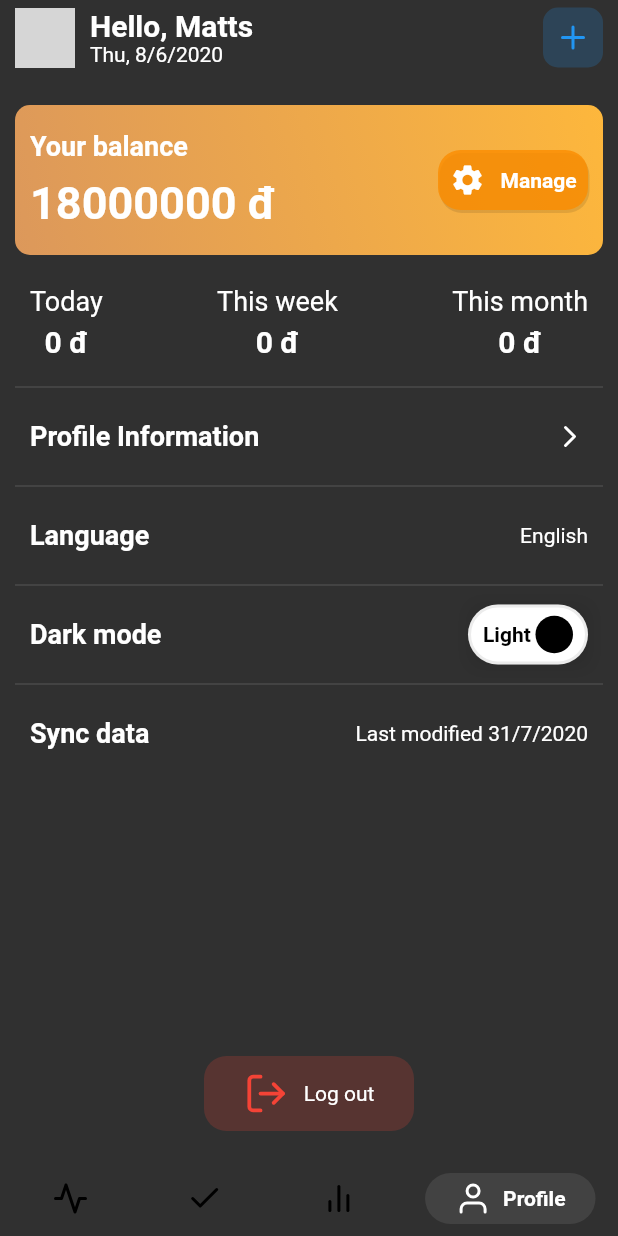
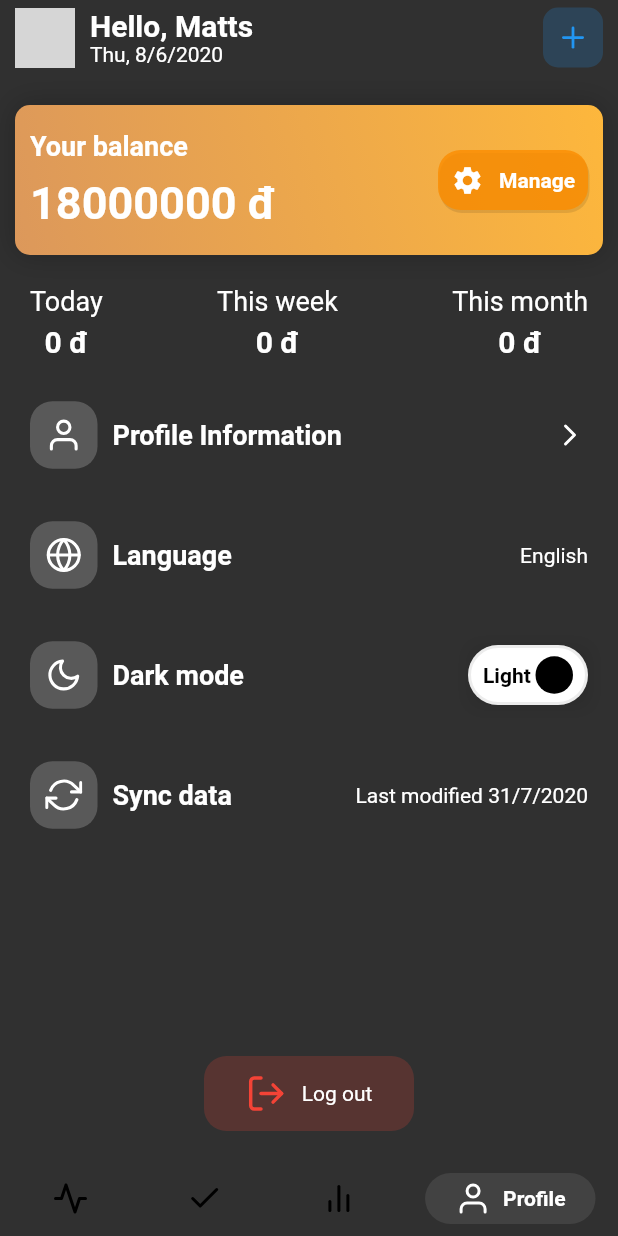
Before and after one commit to Mattstacey321/finance-app, a Flutter app: the screen it shows after launch, item 4 of the bottom bar chosen, after a tap on "Language", on a phone screen of 412 x 824 dp. Run offline on Flutter 3.47's test engine with Material 2 defaults, Android fonts, the phone set to English and light mode, and no system bars; drawn by our look-alikes of cached_network_image, google_nav_bar; our stand-ins replace bot_toast, feather_icons_flutter, flutter_map, geolocator, get, hive and 4 more; missing offline and left inert: flutter_map_marker_popup, user_location; accounts and stored records are empty; generated files the repository leaves out were written again; network calls fail; statements that could not run were skipped; grey boxes are pictures that could not be loaded.

Commit message:
add caculate total money on selected day

```diff
--- a/lib/color.dart
+++ b/lib/color.dart
@@ -10,6 +10,11 @@ class GradientColor {
       end: Alignment.topRight,
 
       colors: [ Color(0xffdc985b),Color(0xfffdb73c)]);
+  LinearGradient juicyPeach = LinearGradient(
+      begin: Alignment.bottomLeft,
+      end: Alignment.topRight,
+
+      colors: [ Color(0xfffcb69f),Color(0xfffffecd2)]);
   LinearGradient myCustom = LinearGradient(
       begin: Alignment.topRight, end: Alignment.bottomLeft, colors: [Colors.blue, Colors.red]);
 }
--- a/lib/controller/home_controller.dart
+++ b/lib/controller/home_controller.dart
@@ -11,9 +11,10 @@ class HomeController extends GetxController {
   static HomeController get to => Get.find();
   CalendarController calendarController = CalendarController();
 
-  var _tasks = <Task>[];
-  var _currentTasks = [];
+  var tasks = <Task>[];
+  var currentTasks = [];
   var _totalMoney = 0.obs;
+  var _moneyByDay = 0.obs;
 
   int get totalMoney {
     var totalMoney = 0;
@@ -23,10 +24,9 @@ class HomeController extends GetxController {
     return _totalMoney.value = totalMoney;
   }
 
-  int get countCurrentTask => _currentTasks.length;
-  int get countTodayTask => _tasks.length;
-  List<Task> get tasks => _tasks;
-  List get currentTask => _currentTasks;
+  int get countCurrentTask => currentTasks.length;
+  int get countTodayTask => tasks.length;
+  int get totalMoneyByDate => _moneyByDay.value;
 
   @override
   void onInit() {
@@ -41,15 +41,21 @@ class HomeController extends GetxController {
   }
 
   void initTask() {
-    _tasks.addAll(_taskServices.initTask());
-    _currentTasks.addAll(_taskServices.initTask());
+    tasks.addAll(_taskServices.initTask());
+    currentTasks.addAll(_taskServices.initTask());
     update();
   }
 
-  getCurrentTask(DateTime currentTime) {
-    _currentTasks = [];
-    print("hello ${_taskServices.getTaskByDate(currentTime)}");
-    _currentTasks.addAll(_taskServices.getTaskByDate(currentTime) ?? []);
+  void getCurrentTask(DateTime currentTime) {
+    currentTasks = [];
+    currentTasks.addAll(_taskServices.getTaskByDate(currentTime));
+    _moneyByDay.value = _taskServices.getTotalMoneyByDate(currentTime);
+    update();
+  }
+
+  void addTask(Task task) {
+    tasks.add(task);
+    currentTasks.add(task);
     update();
   }
 
@@ -60,15 +66,15 @@ class HomeController extends GetxController {
           height: 50,
           width: Get.width,
           alignment: Alignment.center,
-          child: Text("Do you want to log out ?"),
+          child: Text("Do you want to delete item ?"),
         ),
         radius: 10,
         confirm: FlatButton(
             onPressed: () async {
               if (await _taskServices.removeTask(index, time)) {
-                _totalMoney.value -= _tasks[index].money;
-                _tasks.removeAt(index);
-                _currentTasks.removeAt(index);
+                _totalMoney.value -= tasks[index].money;
+                tasks.removeAt(index);
+                currentTasks.removeAt(index);
 
                 update();
                 BotToast.showText(text: "Delete success");
--- a/lib/controller/task_controller.dart
+++ b/lib/controller/task_controller.dart
@@ -1,10 +1,14 @@
 import 'package:bot_toast/bot_toast.dart';
 import 'package:finance/models/task.dart';
 import 'package:finance/services/map_services.dart';
+import 'package:finance/services/task_services.dart';
 import 'package:flutter/material.dart';
 import 'package:get/get.dart';
 
+import 'home_controller.dart';
+
 class TaskController extends GetxController {
+  TaskServices _taskServices = TaskServices();
   var location = Map<String, dynamic>();
 
   var txtLocation = TextEditingController();
@@ -27,7 +31,7 @@ class TaskController extends GetxController {
           addTask();
         };
 
-  setLocation(String address, Map pickedLocation) {
+  void setLocation(String address, Map pickedLocation) {
     this.txtLocation.text = address;
     this.location = pickedLocation;
     print("debug: you set address : $address");
@@ -60,7 +64,7 @@ class TaskController extends GetxController {
   }
 
   addTask() {
-    print(this.location.toString());
+    //print(this.location.toString());
     try {
       var task = Task(
           money: int.parse(txtMoney.text),
@@ -68,9 +72,8 @@ class TaskController extends GetxController {
           title: txtTitle.text,
           dateTime: DateTime.now());
 
-      /* _taskServices.addTask(task);
-      _tasks.add(task);
-      _currentTasks.add(task);*/
+      _taskServices.addTask(task);
+      HomeController.to.addTask(task);
 
       update();
       BotToast.showText(text: "Add success");
--- a/lib/models/task.dart
+++ b/lib/models/task.dart
@@ -33,6 +33,8 @@ class Tasks extends HiveObject {
   String createTime;
   @HiveField(1)
   List<Task> tasks;
+  @HiveField(2)
+  int totalMoney;
   int get taskLength => tasks.length;
-  Tasks({this.createTime, this.tasks});
+  Tasks({this.createTime, this.tasks,this.totalMoney = 0});
 }
--- a/lib/services/task_services.dart
+++ b/lib/services/task_services.dart
@@ -4,7 +4,7 @@ import 'package:hive/hive.dart';
 
 class TaskServices {
   Box<Tasks> tasksBox = Hive.box('tasks');
-  Tasks emptyTask = Tasks(tasks: [], createTime: DateTime.now().toString());
+  Tasks emptyTask = Tasks(tasks: [], createTime: DateTime.now().toString(),totalMoney: 0);
 
   List<Task> initTask() {
     var current = DateTime.now().toString();
@@ -31,10 +31,16 @@ class TaskServices {
 
   List<Task> getTaskByDate(DateTime selectedDay) {
     print("you choose $selectedDay");
+
     return tasksBox.values.singleWhere((e) {
-      print("debug getTaskByDate ${selectedDay.difference(DateTime.parse(e.key)).inDays}");
-      return isDifference(compareTime: selectedDay.toString());
+      return isKeyDifference(compareTime: selectedDay.toString(), selectTime: e.createTime);
     }, orElse: () => emptyTask).tasks;
+  }
+
+  int getTotalMoneyByDate(DateTime dateTime){
+    return tasksBox.values.singleWhere((e) {
+      return isKeyDifference(compareTime: dateTime.toString(), selectTime: e.createTime);
+    }, orElse: () => emptyTask).totalMoney;
   }
 
   void addTask(Task task) {
@@ -50,11 +56,13 @@ class TaskServices {
     print("Match time by key: $key");
     if (key != null && tasksBox.isNotEmpty) {
       tasksBox.get(key).tasks.add(task);
+      tasksBox.get(key).totalMoney += task.money;
       tasksBox.get(key).save();
       //  tasksBox.put(key, Tasks(tasks: [task]));
-      tasksBox.values.forEach((element) {
+
+      /* tasksBox.values.forEach((element) {
         print(element.tasks.toString());
-      });
+      });*/
     }
     /*else {
       // no have
--- a/lib/ui/home/discover/discover.dart
+++ b/lib/ui/home/discover/discover.dart
@@ -11,9 +11,9 @@ class Discover extends StatelessWidget {
     return GetBuilder<HomeController>(
         id: "task",
         builder: (model) {
-          print(
-              "debug: tasks count = ${model.countCurrentTask} for ${model.calendarController.focusedDay}");
-          var tasks = model.currentTask;
+          /* print(
+              "debug: tasks count = ${model.countCurrentTask} for ${model.calendarController.focusedDay}");*/
+          var tasks = model.currentTasks;
           return Scaffold(
             body: Container(
               height: Get.height,
@@ -21,16 +21,15 @@ class Discover extends StatelessWidget {
               child: Column(
                 crossAxisAlignment: CrossAxisAlignment.start,
                 children: [
-                  CustomAnimation.slideUp(
-                      delayed: 200,
-                      show: true,
-                      child: CustomTableCalendar(
-                          onDaySelected: (day) => model.getCurrentTask(day),
-                          countTask: model.countCurrentTask,
-                          countTodayTask: model.countTodayTask)),
+                  CustomTableCalendar(
+                      onDaySelected: (day) => model.getCurrentTask(day),
+                      countTask: model.countCurrentTask,
+                      totalMoney: model.totalMoney,
+                      countTodayTask: model.countTodayTask),
+                  Divider(),
                   Expanded(
                     child: Container(
-                      padding: EdgeInsets.all(10),
+                      padding: EdgeInsets.symmetric(horizontal: 10),
                       child: tasks.isEmpty
                           ? Center(
                               child: Text("You have no task today!"),
--- a/lib/ui/home/discover/widgets/custom_table_calendar.dart
+++ b/lib/ui/home/discover/widgets/custom_table_calendar.dart
@@ -1,43 +1,68 @@
+import 'package:finance/controller/home_controller.dart';
 import 'package:finance/theme/style.dart';
 import 'package:flutter/material.dart';
+import 'package:get/get.dart';
 import 'package:table_calendar/table_calendar.dart';
 
 class CustomTableCalendar extends StatefulWidget {
   final Function onDaySelected;
   final int countTask;
+  final int totalMoney;
   final int countTodayTask;
   final bool isDarkMode;
   const CustomTableCalendar(
       {@required this.onDaySelected,
       this.isDarkMode = false,
       this.countTask = 0,
+      this.totalMoney = 0,
       this.countTodayTask = 0});
 
   @override
   _CustomTableCalendarState createState() => _CustomTableCalendarState();
 }
 
-class _CustomTableCalendarState extends State<CustomTableCalendar> {
+class _CustomTableCalendarState extends State<CustomTableCalendar>
+    with SingleTickerProviderStateMixin {
   CalendarController _calendarController = CalendarController();
+  AnimationController _controller;
+  final HomeController h = Get.find<HomeController>();
+  @override
+  void initState() {
+    super.initState();
+    _controller = AnimationController(vsync: this, duration: Duration(milliseconds: 500));
+  }
+
+  @override
+  void dispose() {
+    _controller.dispose();
+    super.dispose();
+  }
 
   @override
   Widget build(BuildContext context) {
-    return TableCalendar(
+    return Column(
+      mainAxisSize: MainAxisSize.min,
+      children: <Widget>[
+        TableCalendar(
           initialCalendarFormat: CalendarFormat.week,
           headerStyle: AppStyle.tableCalendarHeaderStyle(),
           calendarStyle: CalendarStyle(
             outsideDaysVisible: false,
           ),
+          dayHitTestBehavior: HitTestBehavior.translucent,
+          formatAnimation: FormatAnimation.slide,
+          rowHeight: 60,
           onDaySelected: (day, events) => widget.onDaySelected(day),
           calendarController: _calendarController,
+          daysOfWeekStyle: DaysOfWeekStyle(
+              weekdayStyle: TextStyle(fontWeight: FontWeight.bold),
+              weekendStyle: TextStyle(fontWeight: FontWeight.bold, color: Colors.red)),
           builders: CalendarBuilders(
             dayBuilder: (context, date, events) {
               // count task here
-
               return Container(
                 width: 40,
-            height: 40,
-            margin: const EdgeInsets.all(4.0),
+                height: 60,
                 alignment: Alignment.center,
                 child: Text("${date.day}"),
               );
@@ -54,21 +79,46 @@ class _CustomTableCalendarState extends State<CustomTableCalendar> {
               return buildDay(date, widget.countTodayTask);
             },
           ),
+        ),
+        Divider(),
+        Flexible(
+          child: Padding(
+            padding: EdgeInsets.symmetric(horizontal: 0),
+            child: Container(
+              width: Get.width,
+              padding: EdgeInsets.symmetric(horizontal: 10),
+              alignment: Alignment.centerLeft,
+              child: Row(
+                children: [
+                  Text(
+                    "Today",
+                    style:
+                        TextStyle(fontSize: 15, fontWeight: FontWeight.bold, color: Colors.black),
+                  ),
+                  Spacer(),
+                  Text("${widget.totalMoney} đ",
+                      style: TextStyle(
+                        fontSize: 15,
+                        fontWeight: FontWeight.bold,
+                      )),
+                ],
+              ),
+            ),
+          ),
+        )
+      ],
     );
   }
 }
 
 Widget buildDay(DateTime date, int value) {
   return Container(
-    width: 40,
-    height: 40,
-    margin: const EdgeInsets.all(5.0),
+    width: 60,
+    height: 60,
+    margin: EdgeInsets.all(5),
     decoration: BoxDecoration(
         borderRadius: BorderRadius.circular(10),
-        border: date.day == DateTime.now().day
-            ? Border.all(color: Colors.orange[100])
-            : Border.all(color: Colors.transparent),
-        color: date.day == DateTime.now().day ? Colors.transparent : Colors.lightBlue[100]),
+        color: date.day == DateTime.now().day ? Colors.orange : Colors.lightBlue[100]),
     child: Stack(
       children: [
         Positioned.fill(
@@ -76,14 +126,14 @@ Widget buildDay(DateTime date, int value) {
                 alignment: Alignment.center,
                 child: Text(date.day.toString(),
                     style: date.day == DateTime.now().day
-                        ? TextStyle(color: Colors.orange[100], fontWeight: FontWeight.bold)
+                        ? TextStyle(color: Colors.black, fontWeight: FontWeight.bold)
                         : TextStyle(
                             color: Colors
                                 .lightBlue[600], //Theme.of(Get.context).textTheme.bodyText1.color,
                             fontWeight: FontWeight.bold)))),
         Positioned(
             right: 0,
-            bottom: -3,
+            bottom: -2,
             child: Container(
                 height: 20,
                 width: 40,
@@ -116,10 +166,7 @@ Widget buildDay(DateTime date, int value) {
                                 size: 10,
                                 color: Colors.orange[900],
                               );
-                      }
-                    )
-
-
+                            })
                   ],
                 )
 
--- a/lib/ui/home/present_task/present_task.dart
+++ b/lib/ui/home/present_task/present_task.dart
@@ -22,11 +22,15 @@ class PresentTask extends StatelessWidget {
                   ? Center(
                       child: Text("You have no task today!"),
                     )
-                  : ListView.separated(
+                  : Column(
+                      children: [
+                        Flexible(
+                          child: ListView.separated(
                             separatorBuilder: (context, index) => SizedBox(
                               height: 10,
                             ),
                             reverse: true,
+                            shrinkWrap: true,
                             itemCount: tasks.length,
                             itemBuilder: (context, index) {
                               return TaskItem(
@@ -34,12 +38,13 @@ class PresentTask extends StatelessWidget {
                                 money: tasks[index].money,
                                 location: tasks[index].location,
                                 time: tasks[index].dateTimeAsString,
-                          onTapped: (){
-
-                          },
+                                onTapped: () {},
                                 type: "Eat",
                               );
                             },
+                          ),
+                        ),
+                      ],
                     ),
             ),
           ),
--- a/lib/ui/home/profile/profile.dart
+++ b/lib/ui/home/profile/profile.dart
@@ -28,6 +28,9 @@ class Profile extends StatelessWidget {
               padding: EdgeInsets.all(10),
               decoration: BoxDecoration(
                   borderRadius: BorderRadius.circular(10),
+                  boxShadow: [
+                    BoxShadow(color: Colors.black.withOpacity(0.2), spreadRadius: 1, blurRadius: 15)
+                  ],
                   gradient: AppColor.gradientColor.whoseProduct),
               child: Stack(
                 children: [
@@ -64,11 +67,13 @@ class Profile extends StatelessWidget {
                             Get.bottomSheet(ManageBalance(),
                                 backgroundColor: Colors.white,
                                 shape: RoundedRectangleBorder(
-                                    borderRadius: AppStyle.bottomSheetBorder),useRootNavigator: true,isScrollControlled: true);
+                                    borderRadius: AppStyle.bottomSheetBorder),
+                                useRootNavigator: true,
+                                isScrollControlled: true);
                           },
                           childs: [
                             Text("Manage",
-                                style: TextStyle(fontWeight: FontWeight.bold),
+                                style: TextStyle(fontWeight: FontWeight.bold, color: Colors.white),
                                 overflow: TextOverflow.ellipsis)
                           ],
                           opacity: 1,
@@ -101,34 +106,39 @@ class Profile extends StatelessWidget {
                     ],
                   ),
                 )),
-            SizedBox(height: 10),
+            SizedBox(height: 20),
             Expanded(
                 child: Padding(
               padding: EdgeInsets.all(0.0),
               child: Column(
                 mainAxisSize: MainAxisSize.min,
                 children: [
-                  Divider(thickness: 1),
                   CustomSetting(
                     title: "Profile Information",
+                    icon: FeatherIcons.user,
+                    iconColor: Theme.of(context).iconTheme.color,
                     onTap: () {
                       print("profile");
                       Get.toNamed('/editprofile');
                     },
                     childs: [Spacer(), Icon(FeatherIcons.chevronRight)],
                   ),
-                  Divider(thickness: 1),
+                  SizedBox(height: 20),
                   CustomSetting(
                     title: "Language",
+                    icon: FeatherIcons.globe,
+                    iconColor: Theme.of(context).iconTheme.color,
                     onTap: () {
                       _.switchLanguage();
                       print("language");
                     },
                     childs: [Spacer(), Text("English")],
                   ),
-                  Divider(thickness: 1),
+                  SizedBox(height: 20),
                   CustomSetting(
                     title: "Dark mode",
+                    icon: FeatherIcons.moon,
+                    iconColor: Theme.of(context).iconTheme.color,
                     onTap: () => null,
                     isClickable: false,
                     childs: [
@@ -144,16 +154,20 @@ class Profile extends StatelessWidget {
                       //Obx(() => Text("${_.isDarkMode ? "Light" : "Dark"}"))
                     ],
                   ),
-                  Divider(thickness: 1),
+                  SizedBox(height: 20),
                   CustomSetting(
                     title: "Sync data",
+                    icon: FeatherIcons.refreshCw,
+                    iconColor: Theme.of(context).iconTheme.color,
                     onTap: () {
                       BotToast.showText(text: "Sync data ...");
                     },
                     childs: [Spacer(), Text("Last modified 31/7/2020")],
                   ),
-                  Spacer(),
-                  Container(
+                  Expanded(
+                    child: Align(
+                      alignment: Alignment.bottomCenter,
+                      child: Container(
                         height: 50,
                         width: Get.width,
                         child: Row(mainAxisAlignment: MainAxisAlignment.center, children: [
@@ -168,6 +182,8 @@ class Profile extends StatelessWidget {
                               childs: [Text("Log out")],
                               icon: FeatherIcons.logOut),
                         ]),
+                      ),
+                    ),
                   ),
                 ],
               ),
--- a/lib/ui/home/profile/widgets/custom_setting.dart
+++ b/lib/ui/home/profile/widgets/custom_setting.dart
@@ -1,13 +1,25 @@
+import 'package:feather_icons_flutter/feather_icons_flutter.dart';
 import 'package:finance/theme/style.dart';
+import 'package:finance/widgets/custom_widgets.dart';
 import 'package:flutter/material.dart';
 import 'package:get/get.dart';
 
 class CustomSetting extends StatelessWidget {
+  final double height;
+  final Color iconColor;
+  final IconData icon;
   final String title;
   final bool isClickable;
   final Function onTap;
   final List<Widget> childs;
-  CustomSetting({@required this.title, this.isClickable = true, @required  this.onTap, @required this.childs});
+  CustomSetting(
+      {@required this.title,
+      this.height = 60,
+      this.iconColor,
+      @required this.icon,
+      this.isClickable = true,
+      @required this.onTap,
+      @required this.childs});
   @override
   Widget build(BuildContext context) {
     return Material(
@@ -18,11 +30,25 @@ class CustomSetting extends StatelessWidget {
 
         //enableFeedback: onTap() != null ? true : false,
         child: Container(
-          height: 50,
+          height: height,
           width: Get.width,
           padding: EdgeInsets.symmetric(horizontal: 10),
+          decoration: BoxDecoration(
+            borderRadius: BorderRadius.circular(15),
+          ),
           child: Row(
             children: [
+              CustomButton(
+                onPress: null,
+                isClickable: false,
+                tooltip: "",
+                iconColor: iconColor,
+                icon: icon,
+
+                height: height - height * 0.25,
+                width: height - height * 0.25,
+              ),
+              SizedBox(width: 10),
               Text(
                 title,
                 style: AppStyle.profileSettingTitle,
--- a/lib/ui/home/profile/widgets/theme_switcher.dart
+++ b/lib/ui/home/profile/widgets/theme_switcher.dart
@@ -26,13 +26,22 @@ class _ThemeSwitcherState extends State<ThemeSwitcher> with TickerProviderStateM
     super.initState();
     setState(() {
       isCheck = widget.isDarkMode;
+      print("theme is $isCheck");
     });
 
     animationController =
         AnimationController(vsync: this, duration: const Duration(milliseconds: 200));
     animation = Tween<double>(begin: 0, end: 1).animate(animationController)..addListener(() {});
-
-    animationController.forward();
+    if (isCheck) {
+      setState(() {
+        setState(() {
+          startPos = 0.0;
+          endPos = 1.0;
+        });
+        animationController.forward();
+      });
+    }
+    //animationController.forward();
   }
 
   @override
@@ -46,6 +55,7 @@ class _ThemeSwitcherState extends State<ThemeSwitcher> with TickerProviderStateM
     return GestureDetector(
       behavior: HitTestBehavior.deferToChild,
       onTap: () {
+        print("theme is click $isCheck");
         setState(() {
           if (isCheck) {
             animationController.forward();
@@ -104,7 +114,7 @@ class _ThemeSwitcherState extends State<ThemeSwitcher> with TickerProviderStateM
                         child: isCheck
                             ? Text(
                                 "Dark",
-                                style: TextStyle(fontWeight: FontWeight.bold,color: Colors.white),
+                                style: TextStyle(fontWeight: FontWeight.bold, color: Colors.white),
                               )
                             : Text("Light",
                                 style: TextStyle(color: Colors.black, fontWeight: FontWeight.bold)),
--- a/lib/util/check_time.dart
+++ b/lib/util/check_time.dart
@@ -5,6 +5,12 @@ bool isDifference({String compareTime}) {
   return DateTime.parse(compareTime).difference(DateTime.now()).inDays == 0 &&
       DateTime.parse(compareTime).day == DateTime.now().day;
 }
+
+bool isKeyDifference({String compareTime,String selectTime}){
+  return DateTime.parse(compareTime).difference(DateTime.parse(selectTime)).inDays == 0 &&
+      DateTime.parse(compareTime).day == DateTime.now().day;
+}
+
 String toNow(DateTime date){
   var locale = 'en';
   return timeago.format(date.subtract(new Duration(minutes: 1)), locale: locale);
--- a/lib/widgets/custom_button.dart
+++ b/lib/widgets/custom_button.dart
@@ -53,7 +53,7 @@ class CustomButton extends StatelessWidget {
               mainAxisAlignment: MainAxisAlignment.center,
               children: [
                 icon != null
-                    ? Icon(icon, color: iconColor, size: height * 0.6)
+                    ? Icon(icon, color: iconColor, size: height * 0.55)
                     : SizedBox(width: 0),
                 childs != null
                     ? icon != null ? SizedBox(width: 10) : SizedBox(width: 0)
```
Also changed, not shown: lib/models/task.g.dart. Lines whose indentation alone changed are shown as unchanged.
